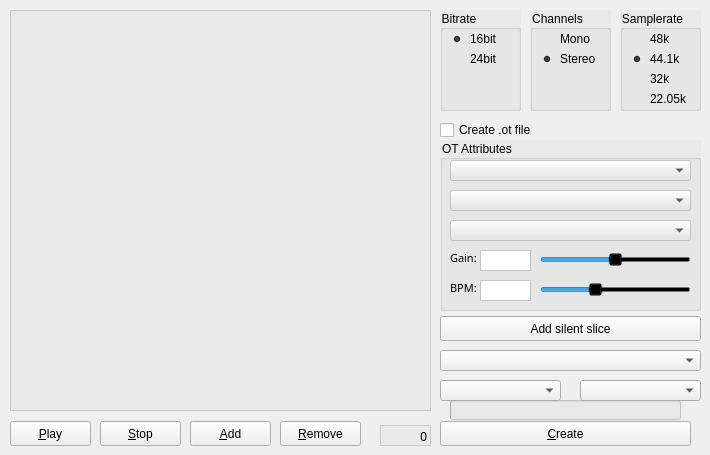
First picture: the form in tabgridwidget.ui, repository KaiDrange/OctaChainer, before the edit.
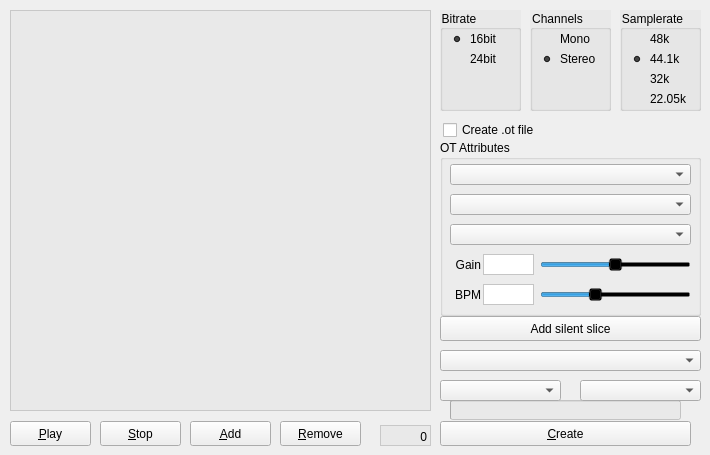
Second picture: the form after the edit.

Commit message:
Remove remaining references to Yamaha font
This makes the app start ~400ms faster because Qt doesn't need to scan
all fonts to find a replacement for this font. Also fixes label & slider
alignment and makes the system appearance work for .ot file settings.

```diff
--- a/tabgridwidget.ui
+++ b/tabgridwidget.ui
@@ -271,11 +271,11 @@
      <x>440</x>
      <y>140</y>
      <width>261</width>
-     <height>171</height>
+     <height>176</height>
     </rect>
    </property>
    <property name="styleSheet">
-    <string notr="true">background-color: rgba(230, 230, 230, 150);</string>
+    <string notr="true"/>
    </property>
    <property name="title">
     <string>OT Attributes</string>
@@ -284,9 +284,9 @@
     <property name="geometry">
      <rect>
       <x>100</x>
-      <y>110</y>
+      <y>114</y>
       <width>151</width>
-      <height>20</height>
+      <height>21</height>
      </rect>
     </property>
     <property name="styleSheet">
@@ -315,20 +315,11 @@
     <property name="geometry">
      <rect>
       <x>10</x>
-      <y>110</y>
-      <width>71</width>
-      <height>16</height>
+      <y>114</y>
+      <width>31</width>
+      <height>21</height>
      </rect>
     </property>
-    <property name="font">
-     <font>
-      <family>Yamaha EBM8 Regular</family>
-      <pointsize>8</pointsize>
-      <weight>50</weight>
-      <italic>false</italic>
-      <bold>false</bold>
-     </font>
-    </property>
     <property name="autoFillBackground">
      <bool>false</bool>
     </property>
@@ -336,27 +327,21 @@
      <string notr="true">background-color: rgba(0, 0, 0, 0);</string>
     </property>
     <property name="text">
-     <string>Gain:</string>
+     <string>Gain</string>
+    </property>
+    <property name="alignment">
+     <set>Qt::AlignRight|Qt::AlignTrailing|Qt::AlignVCenter</set>
     </property>
    </widget>
    <widget class="QLabel" name="lblBPM">
     <property name="geometry">
      <rect>
       <x>10</x>
-      <y>140</y>
-      <width>71</width>
-      <height>16</height>
+      <y>144</y>
+      <width>31</width>
+      <height>21</height>
      </rect>
     </property>
-    <property name="font">
-     <font>
-      <family>Yamaha EBM8 Regular</family>
-      <pointsize>8</pointsize>
-      <weight>50</weight>
-      <italic>false</italic>
-      <bold>false</bold>
-     </font>
-    </property>
     <property name="autoFillBackground">
      <bool>false</bool>
     </property>
@@ -364,16 +349,19 @@
      <string notr="true">background-color: rgba(0, 0, 0, 0);</string>
     </property>
     <property name="text">
-     <string>BPM:</string>
+     <string>BPM</string>
+    </property>
+    <property name="alignment">
+     <set>Qt::AlignRight|Qt::AlignTrailing|Qt::AlignVCenter</set>
     </property>
    </widget>
    <widget class="QSlider" name="sliderBPM">
     <property name="geometry">
      <rect>
       <x>100</x>
-      <y>140</y>
+      <y>144</y>
       <width>151</width>
-      <height>20</height>
+      <height>21</height>
      </rect>
     </property>
     <property name="styleSheet">
@@ -407,8 +395,8 @@
    <widget class="QPlainTextEdit" name="txtGainValue">
     <property name="geometry">
      <rect>
-      <x>40</x>
-      <y>110</y>
+      <x>43</x>
+      <y>114</y>
       <width>51</width>
       <height>21</height>
      </rect>
@@ -426,8 +414,8 @@
    <widget class="QPlainTextEdit" name="txtBPMValue">
     <property name="geometry">
      <rect>
-      <x>40</x>
-      <y>140</y>
+      <x>43</x>
+      <y>144</y>
       <width>51</width>
       <height>21</height>
      </rect>
@@ -446,7 +434,7 @@
     <property name="geometry">
      <rect>
       <x>10</x>
-      <y>80</y>
+      <y>84</y>
       <width>241</width>
       <height>21</height>
      </rect>
@@ -456,7 +444,7 @@
     <property name="geometry">
      <rect>
       <x>10</x>
-      <y>50</y>
+      <y>54</y>
       <width>241</width>
       <height>21</height>
      </rect>
@@ -466,7 +454,7 @@
     <property name="geometry">
      <rect>
       <x>10</x>
-      <y>20</y>
+      <y>24</y>
       <width>241</width>
       <height>21</height>
      </rect>
@@ -604,9 +592,9 @@
   <widget class="QCheckBox" name="chkCreateOTFile">
    <property name="geometry">
     <rect>
-     <x>440</x>
+     <x>443</x>
      <y>120</y>
-     <width>241</width>
+     <width>250</width>
      <height>20</height>
     </rect>
    </property>
```
The commit also changes 3 other files.
